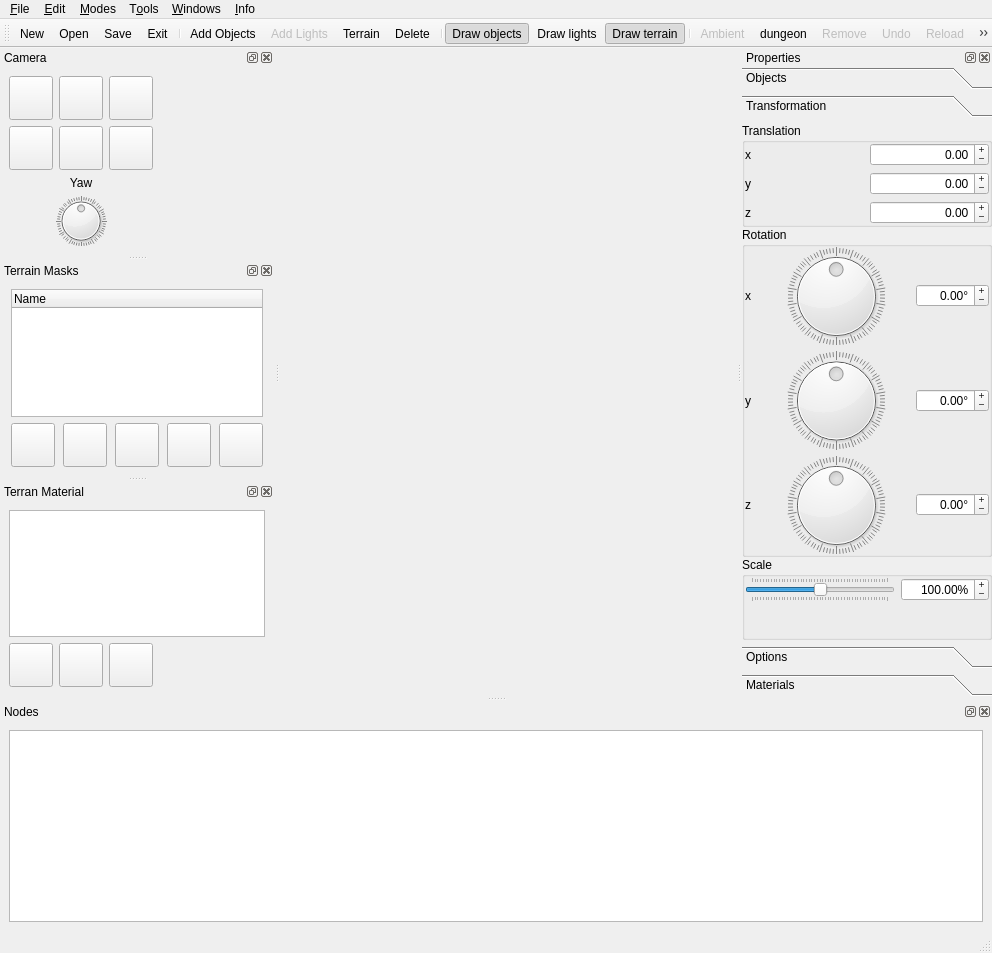
Qt form new_map_editor/mapeditor.ui (xaphier/Eternal-Lands) before a commit.
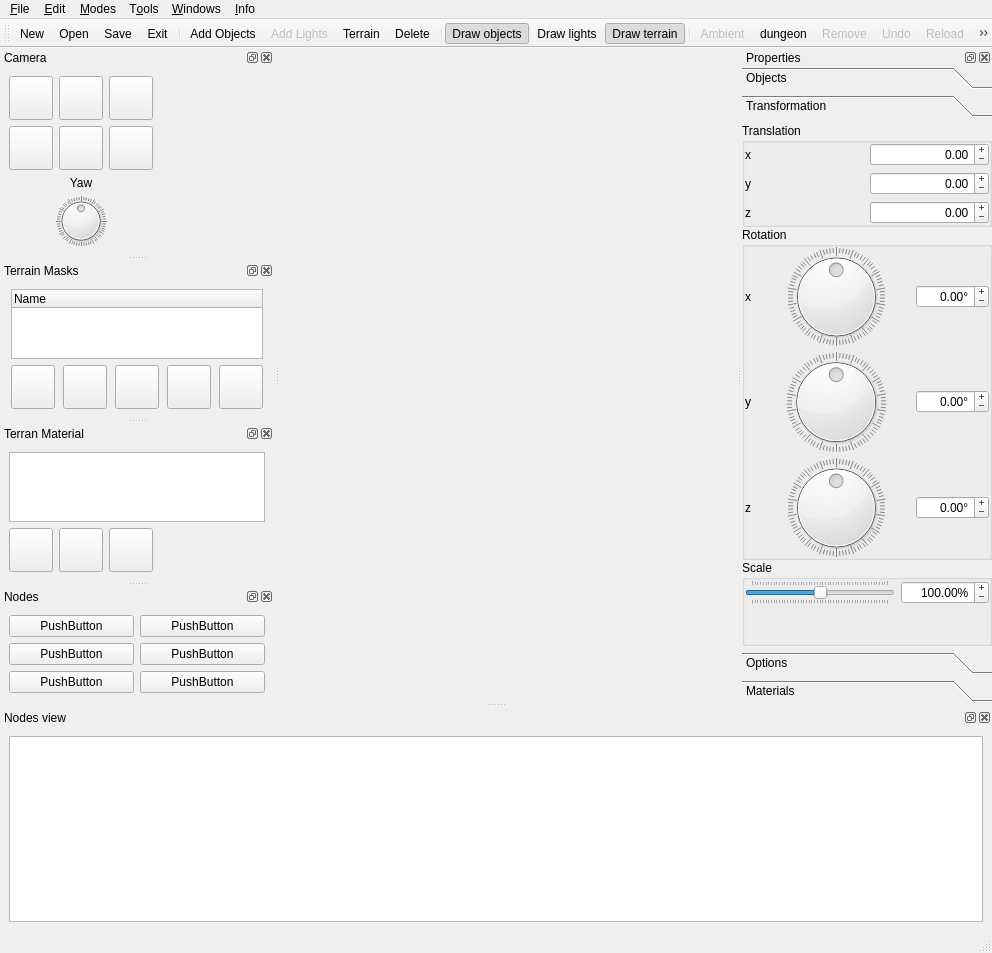
The same form after that commit. The open tabs and pages were chosen to show the change. Icons and pictures are not drawn. Custom widgets are drawn as their Qt base class.

Commit message: * Basic shader nodes added to map editor.

What changed in the file:
```diff
--- a/new_map_editor/mapeditor.ui
+++ b/new_map_editor/mapeditor.ui
@@ -3627,8 +3627,8 @@
              <rect>
               <x>0</x>
               <y>0</y>
-              <width>122</width>
-              <height>340</height>
+              <width>265</width>
+              <height>454</height>
              </rect>
             </property>
             <attribute name="label">
@@ -4924,7 +4924,7 @@
   </widget>
   <widget class="QDockWidget" name="dockWidget_3">
    <property name="windowTitle">
-    <string>Nodes</string>
+    <string>Nodes view</string>
    </property>
    <attribute name="dockWidgetArea">
     <number>8</number>
@@ -4937,6 +4937,60 @@
     </layout>
    </widget>
   </widget>
+  <widget class="QDockWidget" name="dockWidget_4">
+   <property name="windowTitle">
+    <string>Nodes</string>
+   </property>
+   <attribute name="dockWidgetArea">
+    <number>1</number>
+   </attribute>
+   <widget class="QWidget" name="dockWidgetContents_6">
+    <layout class="QGridLayout" name="gridLayout_27">
+     <item row="0" column="0">
+      <widget class="QPushButton" name="pushButton_9">
+       <property name="text">
+        <string>PushButton</string>
+       </property>
+      </widget>
+     </item>
+     <item row="0" column="1">
+      <widget class="QPushButton" name="pushButton_10">
+       <property name="text">
+        <string>PushButton</string>
+       </property>
+      </widget>
+     </item>
+     <item row="1" column="0">
+      <widget class="QPushButton" name="pushButton_11">
+       <property name="text">
+        <string>PushButton</string>
+       </property>
+      </widget>
+     </item>
+     <item row="1" column="1">
+      <widget class="QPushButton" name="pushButton_12">
+       <property name="text">
+        <string>PushButton</string>
+       </property>
+      </widget>
+     </item>
+     <item row="2" column="0">
+      <widget class="QPushButton" name="pushButton_13">
+       <property name="text">
+        <string>PushButton</string>
+       </property>
+      </widget>
+     </item>
+     <item row="2" column="1">
+      <widget class="QPushButton" name="pushButton_14">
+       <property name="text">
+        <string>PushButton</string>
+       </property>
+      </widget>
+     </item>
+    </layout>
+   </widget>
+  </widget>
   <action name="action_new">
    <property name="icon">
     <iconset resource="icons/resourcen.qrc">
```
Left out of the diff: 66 changed lines with no effect on the pictures. The commit also changes 33 other files.
